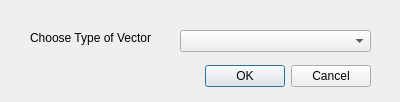
Above: silicon_saber_dialog_create.ui from clutariomark/SiliconSaber before the change. Below: the same form after it.
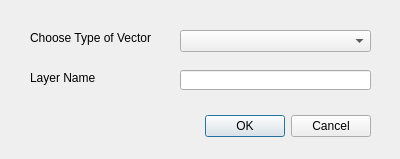
That is the form after the change.

```diff
--- a/silicon_saber_dialog_create.ui
+++ b/silicon_saber_dialog_create.ui
@@ -7,7 +7,7 @@
     <x>0</x>
     <y>0</y>
     <width>400</width>
-    <height>102</height>
+    <height>159</height>
    </rect>
   </property>
   <property name="windowTitle">
@@ -17,7 +17,7 @@
    <property name="geometry">
     <rect>
      <x>30</x>
-     <y>60</y>
+     <y>110</y>
      <width>341</width>
      <height>32</height>
     </rect>
@@ -52,6 +52,29 @@
     <string>Choose Type of Vector</string>
    </property>
   </widget>
+  <widget class="QLabel" name="label_2">
+   <property name="geometry">
+    <rect>
+     <x>30</x>
+     <y>70</y>
+     <width>121</width>
+     <height>16</height>
+    </rect>
+   </property>
+   <property name="text">
+    <string>Layer Name</string>
+   </property>
+  </widget>
+  <widget class="QLineEdit" name="layerName">
+   <property name="geometry">
+    <rect>
+     <x>180</x>
+     <y>70</y>
+     <width>191</width>
+     <height>20</height>
+    </rect>
+   </property>
+  </widget>
  </widget>
  <resources/>
  <connections>
```
